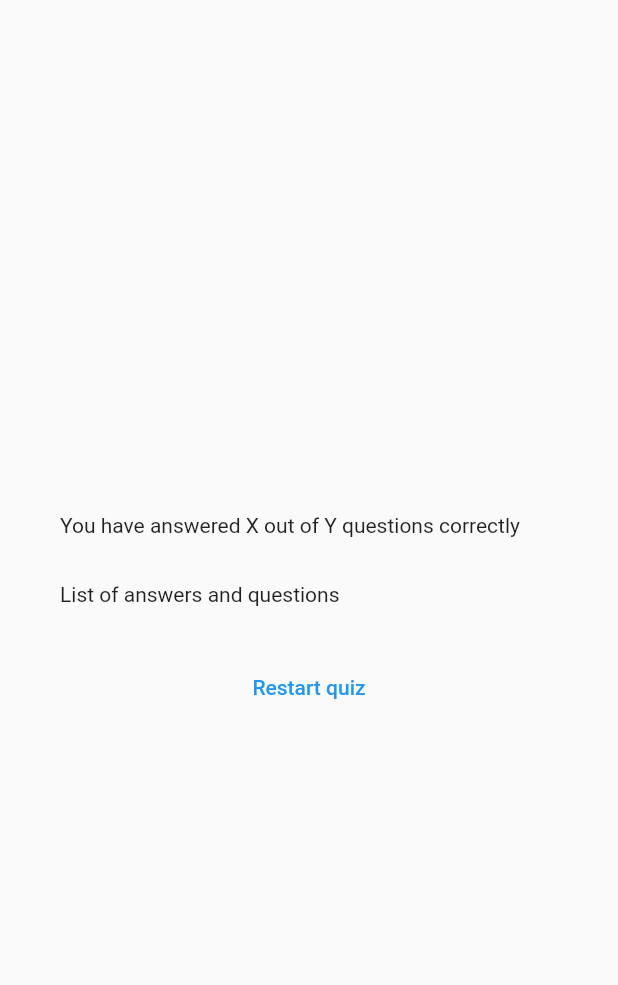
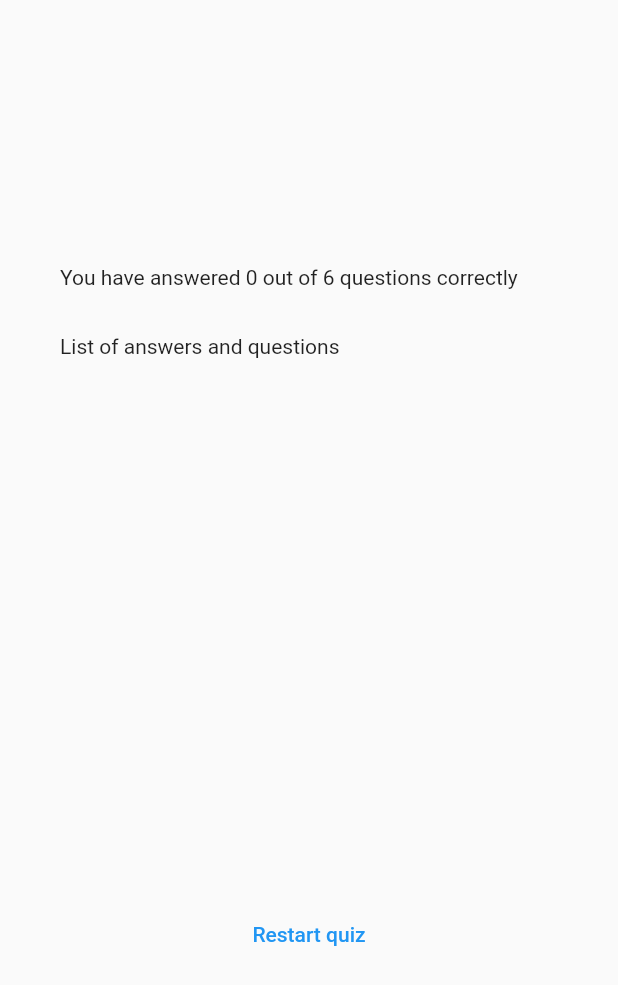
Before and after one commit to kohrd/udemy_max_02_quiz_app, a Flutter app: the ResultsScreen widget shown alone on an empty page, opened directly with empty values, on a phone screen of 412 x 824 dp. Shown: the top 985 px of the screen. Run offline on Flutter 3.47's test engine with Material 2 defaults, Android fonts, the light colour scheme and no system bars.

Commit message:
86 - od teraz rozbie wlasne zmiany w question_summary.dart

```diff
--- a/lib/questions_summary.dart
+++ b/lib/questions_summary.dart
@@ -6,24 +6,29 @@ class QuestionsSummary extends StatelessWidget {
   final List<Map<String, Object>> summaryData;
 
   @override
-  Widget build( context) {
-    return  Column(children:
-    summaryData.map((data){     // data to jest jakies i ktory wyciagamy z sumaryObject i robimy na nim funkcję
-      return  Row(
+  Widget build(context) {
+    return SizedBox(
+      height: 300,
+      child: SingleChildScrollView(
+        child: Column(
+          children: summaryData.map((data) {
+            // data to jest jakies i ktory wyciagamy z sumaryObject i robimy na nim funkcję
+            return Row(children: [
+              Text(((data['question_index'] as int) + 1).toString()),
+              Expanded(
+                child: Column(
                   children: [
-            Text(((data['question_index'] as int) + 1).toString()),
-            Column(children: [
                     Text(data['question'] as String),
                     const SizedBox(height: 5),
                     Text(data['user_answer'] as String),
                     Text(data['correct_answer'] as String),
-
                   ],
                 ),
-          ]
-      );
+              ),
+            ]);
           }).toList(),
-
+        ),
+      ),
     );
   }
 }
--- a/lib/results_screen.dart
+++ b/lib/results_screen.dart
@@ -14,7 +14,7 @@ class ResultsScreen extends StatelessWidget {
     for(var i=0; i < chosenAnswer.length; i++ ){
       // ttuaj tworzymy jakas pusta mape (slownik)
       summary.add({'question_index': i,
-        'question': questions[i].text,
+        'question': questions[i].text,   //   lista z pytaniami nazywa sie questions i posiada obiekty typu QuizQuestion()
         'correct_answer': questions[i].answers[0],
         'user_answer': chosenAnswer[i]
       },
@@ -25,6 +25,13 @@ class ResultsScreen extends StatelessWidget {
 
   @override
   Widget build(context) {
+    final summaryData = getSummaryData();
+    final numberOfTotalQuestions = questions.length;
+    final numCorrectQuestions = summaryData.where((data){  // dodaje do listy jsli return zwraca true
+      return data['user_answer'] == data['correct_answer'];
+
+    }).length;
+
     return SizedBox(
       width: double.infinity,
       child: Container(
@@ -36,11 +43,12 @@ class ResultsScreen extends StatelessWidget {
           crossAxisAlignment: CrossAxisAlignment.stretch,
           // rozciaga elementy w kolumnie w osi Cross
           children: [
-            const Text('You have answered X out of Y questions correctly'),
+             Text('You have answered $numCorrectQuestions out of $numberOfTotalQuestions questions correctly'),
             const SizedBox(height: 30,),
             const Text("List of answers and questions"),
             const SizedBox(height: 30),
-            QuestionsSummary(summaryData: getSummaryData()),
+            QuestionsSummary(summaryData: summaryData),
+            const SizedBox(height: 30),
             TextButton(onPressed: (){
             },
                 child: const Text("Restart quiz"))
```
Lines whose indentation alone changed are shown as unchanged.
